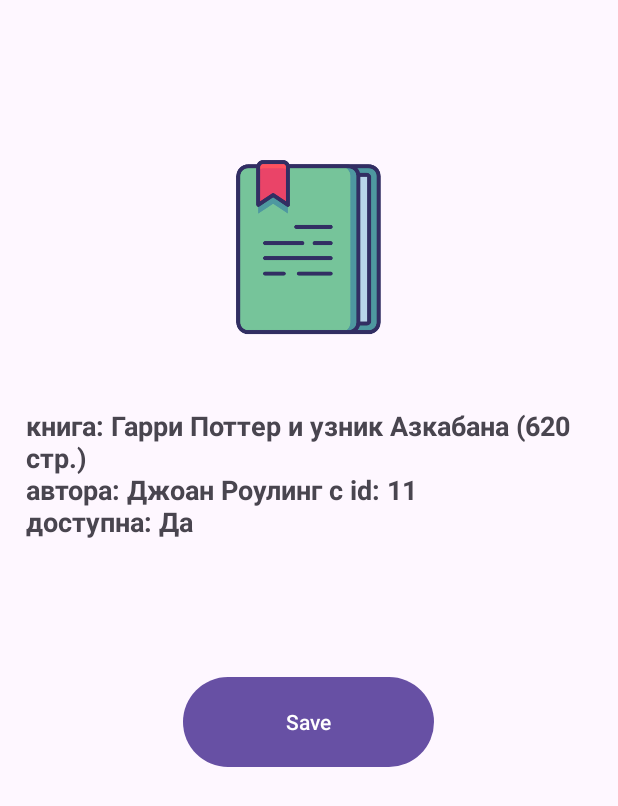
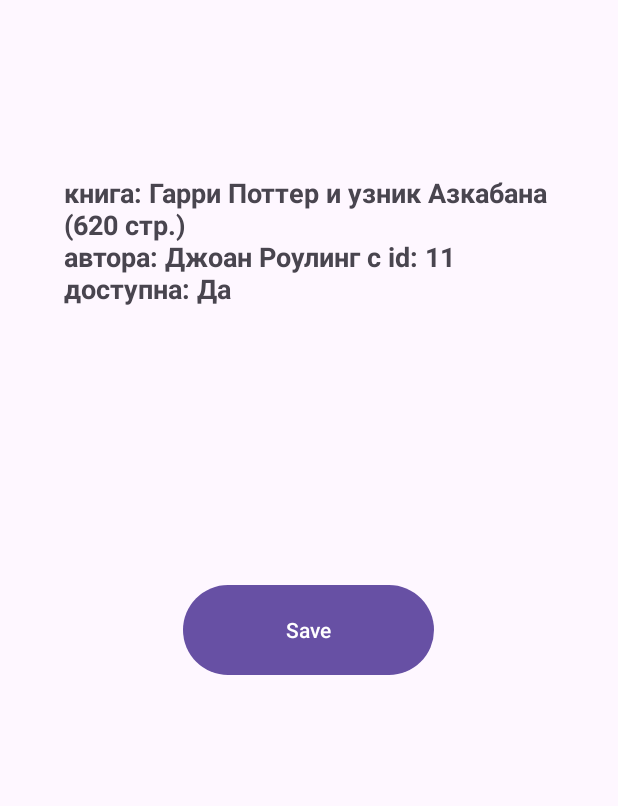
Before and after one commit to Tr1zel/Tbank_Android, an Android app: the MainActivity screen opened directly, with no data from a screen before it, after a tap on "Гарри Поттер и узник Азкабана", on a phone screen of 412 x 824 dp. Shown: the top 806 px of the screen. Run offline under Robolectric (Android 15) with nearby library versions, the phone set to English and light mode, and no system bars.

Commit message:
переделаны фото обьектов

```diff
--- a/app/src/main/java/com/example/practice/SecondActivity.kt
+++ b/app/src/main/java/com/example/practice/SecondActivity.kt
@@ -8,6 +8,7 @@ import android.widget.EditText
 import android.widget.TextView
 import androidx.activity.OnBackPressedCallback
 import androidx.appcompat.app.AppCompatActivity
+import com.example.practice.vh.LibraryViewHolder
 
 class SecondActivity: AppCompatActivity() {
 
@@ -20,7 +21,7 @@ class SecondActivity: AppCompatActivity() {
 
         val authorview = findViewById<TextView>(R.id.item_title)
         val savebutton = findViewById<Button>(R.id.BookSaveButton)
-
+//        val resourceId =
         val info = intent.getStringExtra("info")
         position = intent.getIntExtra(POSITION, -1)
 
--- a/app/src/main/java/com/example/practice/vh/LibraryViewHolder.kt
+++ b/app/src/main/java/com/example/practice/vh/LibraryViewHolder.kt
@@ -23,15 +23,25 @@ class LibraryViewHolder(binding: LibraryItemBinding): RecyclerView.ViewHolder(bi
 
     fun bind(item: LibraryObject, onItemClick: (LibraryObject) -> Unit) {
         title.text = item.title
+        var resourceId = itemView.context.resources.getIdentifier(
+            "ic_launcher_foreground", "drawable", itemView.context.packageName)
+        when (item) {
+            is Book -> {
+                resourceId = itemView.context.resources.getIdentifier(
+                    "book", "drawable", itemView.context.packageName)
+            }
+            is Journal-> {
+                resourceId = itemView.context.resources.getIdentifier(
+                    "journal", "drawable", itemView.context.packageName)
+            }
+            is Disk -> {
+                resourceId = itemView.context.resources.getIdentifier(
+                    "disk", "drawable", itemView.context.packageName)
+            }
+            else  -> {}
+        }
+        image.setImageResource(resourceId)
 
-        val resourceId = itemView.context.resources.getIdentifier(
-            "book", "drawable", itemView.context.packageName
-        )
-        if (resourceId != 0) {
-            image.setImageResource(resourceId)
-        } else {
-            image.setImageResource(R.drawable.ic_launcher_foreground) // или запасная картинка
-        }
         itemView.setOnClickListener {
             onItemClick(item)
 
--- a/app/src/main/res/layout/book_info_activity.xml
+++ b/app/src/main/res/layout/book_info_activity.xml
@@ -6,29 +6,16 @@
              android:layout_height="match_parent">
 
 
-    <ImageView
-        android:id="@+id/BookimageView"
-        android:layout_width="134dp"
-        android:layout_height="139dp"
-        android:layout_marginTop="96dp"
-        android:scaleType="centerCrop"
-        android:src="@drawable/book"
-        app:layout_constraintEnd_toEndOf="parent"
-        app:layout_constraintHorizontal_bias="0.498"
-        app:layout_constraintStart_toStartOf="parent"
-        app:layout_constraintTop_toTopOf="parent" />
-
     <TextView
         android:id="@+id/item_title"
-        android:layout_width="376dp"
-        android:layout_height="92dp"
-        android:layout_marginTop="36dp"
+        android:layout_width="327dp"
+        android:layout_height="186dp"
+        android:layout_marginTop="116dp"
         android:textSize="18sp"
         android:textStyle="bold"
         app:layout_constraintEnd_toEndOf="parent"
-        app:layout_constraintHorizontal_bias="0.485"
         app:layout_constraintStart_toStartOf="parent"
-        app:layout_constraintTop_toBottomOf="@+id/BookimageView" />
+        app:layout_constraintTop_toTopOf="parent" />
 
     <Button
         android:id="@+id/BookSaveButton"
```
